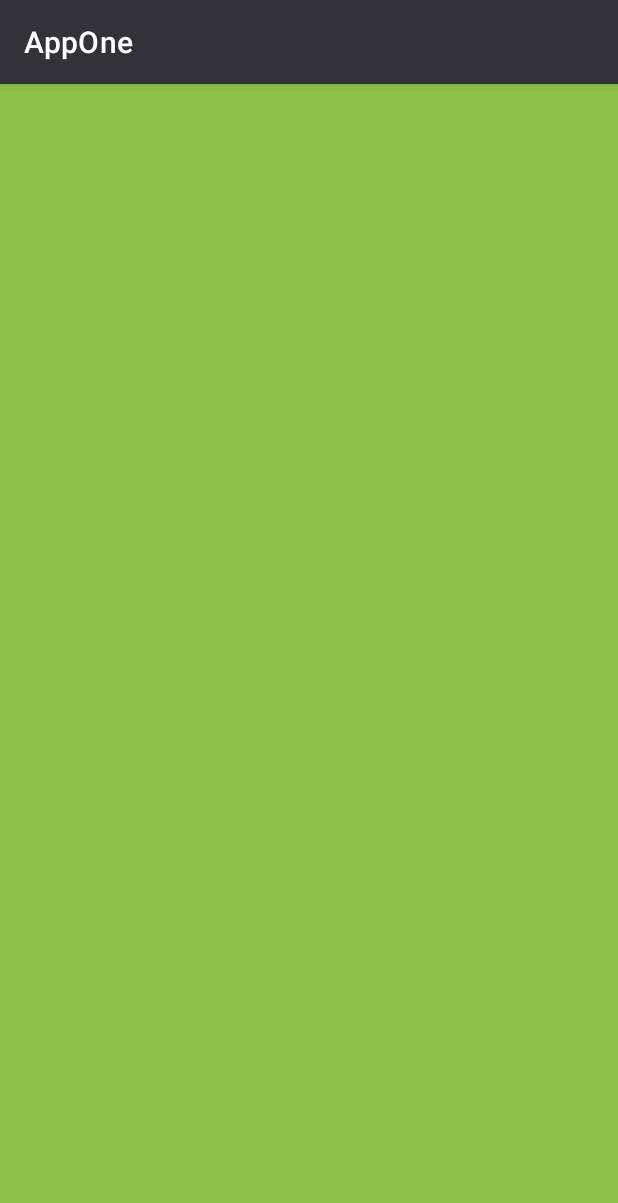
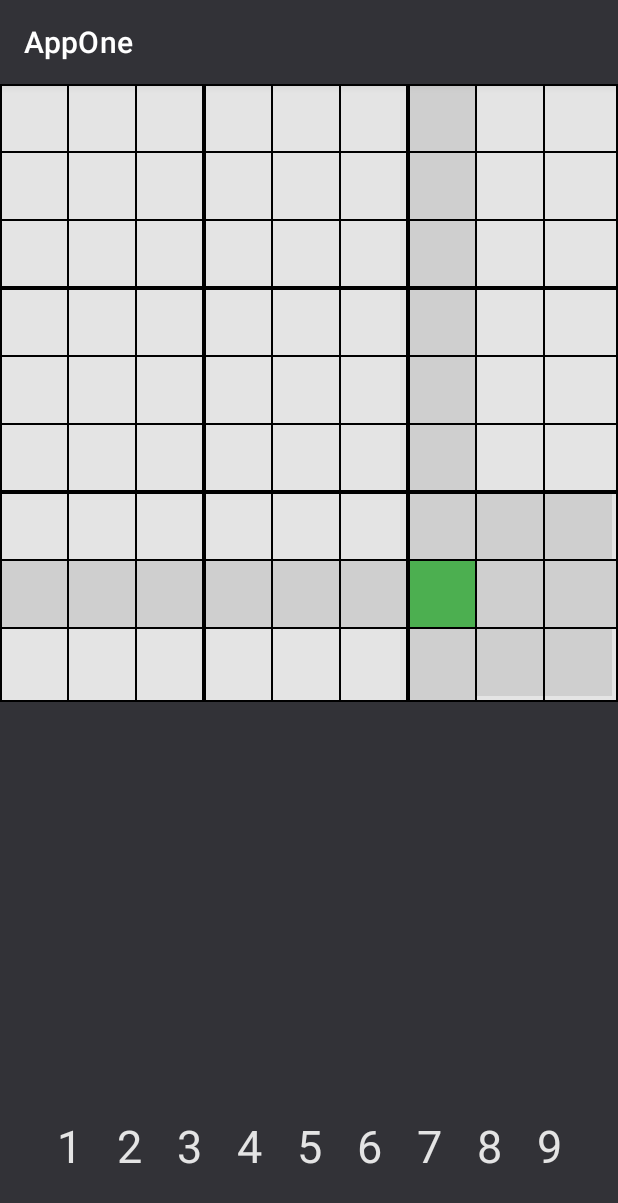
Before and after one commit to ramazanov2023/AppOne, an Android app: the WatchLaterFragment screen opened through its navigation route, on a phone screen of 412 x 824 dp. Shown: the top 1203 px of the screen. Run offline under Robolectric (Android 15) with nearby library versions, the phone set to English and light mode, and no system bars; our stand-ins replace Room's generated code, data binding, navigation-ui; pictures from the network do not load.

Commit message:
SudokuBoardView

```diff
--- /dev/null
+++ b/app/src/main/java/com/example/appone/ui/watchlater/SudokuBoardView.kt
@@ -0,0 +1,103 @@
+package com.example.appone.ui.watchlater
+
+import android.content.Context
+import android.graphics.Canvas
+import android.graphics.Color
+import android.graphics.Paint
+import android.util.AttributeSet
+import android.view.MotionEvent
+import android.view.View
+import com.example.appone.R
+
+class SudokuBoardView(context:Context,attr:AttributeSet): View(context,attr) {
+
+    private var amountCellsInRow = 9
+    private var sqrtSize = 3
+    private var cellSize = 0F
+
+    private var selectCol = 6
+    private var selectRow = 7
+
+    private val filledCell = Paint().apply {
+//        color = resources.getColor(R.color.selected_cell)
+        color = Color.parseColor("#4CAF50")
+        style = Paint.Style.FILL
+    }
+
+    private val linkedCells = Paint().apply {
+        color = resources.getColor(R.color.link_cells)
+//        color = Color.parseColor("#4CAF50")
+        style = Paint.Style.FILL
+    }
+
+
+
+    private val boldLine = Paint().apply {
+        color = Color.BLACK
+        style = Paint.Style.STROKE
+        strokeWidth = 4F
+    }
+
+    private val thinLine = Paint().apply {
+        color = Color.BLACK
+        style = Paint.Style.STROKE
+        strokeWidth = 2F
+    }
+
+    override fun onMeasure(widthMeasureSpec: Int, heightMeasureSpec: Int) {
+        super.onMeasure(widthMeasureSpec, heightMeasureSpec)
+        val sizePixels = Math.min(widthMeasureSpec,heightMeasureSpec)
+        setMeasuredDimension(sizePixels,sizePixels)
+    }
+
+    override fun onDraw(canvas: Canvas?) {
+        cellSize = (width/amountCellsInRow).toFloat()
+
+        fillCell(canvas)
+        drawLines(canvas)
+    }
+
+    private fun fillCell(canvas: Canvas?) {
+        for(r in 0..amountCellsInRow){
+            for(c in 0..amountCellsInRow){
+                if(r==selectCol && c==selectRow){
+                    canvas?.drawRect(r*cellSize,c*cellSize,(r+1)*cellSize,(c+1)*cellSize,filledCell)
+                }else if(r==selectCol || c==selectRow){
+                    canvas?.drawRect(r*cellSize,c*cellSize,(r+1)*cellSize,(c+1)*cellSize,linkedCells)
+                }else if(r/sqrtSize == selectCol/sqrtSize && c/sqrtSize == selectRow/sqrtSize){
+                    canvas?.drawRect(r*cellSize,c*cellSize,(r+1)*cellSize,(c+1)*cellSize,linkedCells)
+                }
+            }
+        }
+    }
+
+    private fun drawLines(canvas: Canvas?) {
+        canvas?.drawRect(0F, 0F, width.toFloat(), height.toFloat(), boldLine)
+
+        for (i in 1 until amountCellsInRow) {
+            val line = when(i % sqrtSize){
+                0 -> boldLine
+                else -> thinLine
+            }
+
+            canvas?.drawLine(i * cellSize,0F,i * cellSize, height.toFloat(),line)
+            canvas?.drawLine(0F,i * cellSize,width.toFloat(), i * cellSize,line)
+        }
+    }
+
+    override fun onTouchEvent(event: MotionEvent?): Boolean {
+        return when(event?.action){
+            MotionEvent.ACTION_DOWN -> {
+                handleClickCell(event.x,event.y)
+                true
+            }
+            else -> false
+        }
+    }
+
+    private fun handleClickCell(x: Float, y: Float) {
+        selectCol = (x/cellSize).toInt()
+        selectRow = (y/cellSize).toInt()
+        invalidate()
+    }
+}
--- a/app/src/main/res/layout/fragment_watch_later.xml
+++ b/app/src/main/res/layout/fragment_watch_later.xml
@@ -1,7 +1,7 @@
 <?xml version="1.0" encoding="utf-8"?>
 <layout xmlns:android="http://schemas.android.com/apk/res/android"
-    xmlns:tools="http://schemas.android.com/tools"
-    xmlns:app="http://schemas.android.com/apk/res-auto">
+    xmlns:app="http://schemas.android.com/apk/res-auto"
+    xmlns:tools="http://schemas.android.com/tools">
 
     <data>
 
@@ -9,18 +9,103 @@
 
     <androidx.constraintlayout.widget.ConstraintLayout
         android:layout_width="match_parent"
-        android:background="#8BC34A"
-        android:layout_height="match_parent">
-        <androidx.recyclerview.widget.RecyclerView
-            android:id="@+id/watch_later_recycler"
-            android:layout_width="match_parent"
-            android:layout_height="match_parent"
-            app:layoutManager="androidx.recyclerview.widget.GridLayoutManager"
-            app:spanCount="3"
-            tools:itemCount="7"
-            tools:layout_editor_absoluteX="35dp"
-            tools:layout_editor_absoluteY="-84dp"
-            tools:listitem="@layout/item_watched_anime" />
+        android:layout_height="match_parent"
+        android:background="@color/white_main">
+
+        <com.example.appone.ui.watchlater.SudokuBoardView
+            android:id="@+id/sudoku_board"
+            android:layout_width="0dp"
+            android:layout_height="0dp"
+            android:layout_marginBottom="40dp"
+            android:background="@color/white_text_main"
+            app:layout_constraintBottom_toTopOf="@+id/numbers"
+            app:layout_constraintStart_toStartOf="parent"
+            app:layout_constraintEnd_toEndOf="parent"
+            app:layout_constraintTop_toTopOf="parent" />
+
+        <GridLayout
+            android:id="@+id/numbers"
+            android:layout_width="wrap_content"
+            android:layout_height="wrap_content"
+            android:layout_marginBottom="40dp"
+            app:layout_constraintBottom_toBottomOf="parent"
+            app:layout_constraintEnd_toEndOf="parent"
+            app:layout_constraintStart_toStartOf="parent">
+
+            <TextView
+                android:id="@+id/num_1"
+                android:layout_width="@dimen/num_width"
+                android:gravity="center"
+                android:text="1"
+                android:textColor="@color/numbers"
+                android:textSize="@dimen/num_size" />
+
+            <TextView
+                android:id="@+id/num_2"
+                android:layout_width="@dimen/num_width"
+                android:gravity="center"
+                android:text="2"
+                android:textColor="@color/numbers"
+                android:textSize="@dimen/num_size" />
+
+            <TextView
+                android:id="@+id/num_3"
+                android:layout_width="@dimen/num_width"
+                android:gravity="center"
+                android:text="3"
+                android:textColor="@color/numbers"
+                android:textSize="@dimen/num_size" />
+
+            <TextView
+                android:id="@+id/num_4"
+                android:layout_width="@dimen/num_width"
+                android:gravity="center"
+                android:text="4"
+                android:textColor="@color/numbers"
+                android:textSize="@dimen/num_size" />
+
+            <TextView
+                android:id="@+id/num_5"
+                android:layout_width="@dimen/num_width"
+                android:gravity="center"
+                android:text="5"
+                android:textColor="@color/numbers"
+                android:textSize="@dimen/num_size" />
+
+            <TextView
+                android:id="@+id/num_6"
+                android:layout_width="@dimen/num_width"
+                android:gravity="center"
+                android:text="6"
+                android:textColor="@color/numbers"
+                android:textSize="@dimen/num_size" />
+
+            <TextView
+                android:id="@+id/num_7"
+                android:layout_width="@dimen/num_width"
+                android:gravity="center"
+                android:text="7"
+                android:textColor="@color/numbers"
+                android:textSize="@dimen/num_size" />
+
+            <TextView
+                android:id="@+id/num_8"
+                android:layout_width="@dimen/num_width"
+                android:gravity="center"
+                android:text="8"
+                android:textColor="@color/numbers"
+                android:textSize="@dimen/num_size" />
+
+            <TextView
+                android:id="@+id/num_9"
+                android:layout_width="@dimen/num_width"
+                android:gravity="center"
+                android:text="9"
+                android:textColor="@color/numbers"
+                android:textSize="@dimen/num_size" />
+
+
+        </GridLayout>
 
     </androidx.constraintlayout.widget.ConstraintLayout>
 </layout>
--- a/app/src/main/res/values/colors.xml
+++ b/app/src/main/res/values/colors.xml
@@ -13,5 +13,9 @@
     <color name="white_text_main">#E4E4E4</color>
     <color name="white_text_desc">#C6C6C6</color>
 
+    <color name="numbers">#E4E4E4</color>
+    <color name="link_cells">#CFCFCF</color>
+    <color name="selected_cell">#4CAF50</color>
+
 
 </resources>
--- /dev/null
+++ b/app/src/main/res/values/dimens.xml
@@ -0,0 +1,5 @@
+<?xml version="1.0" encoding="utf-8"?>
+<resources>
+    <dimen name="num_size">30dp</dimen>
+    <dimen name="num_width">40dp</dimen>
+</resources>
```
